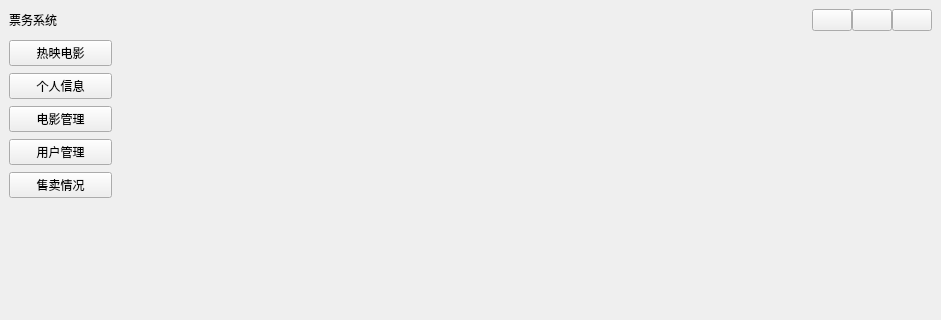
Old version of the form ticketingsystem.ui in the repository hhhyxy/TicketingSystem; both pictures show x 0 to 941 and y 0 to 320 of the 941 by 539 pixel window.
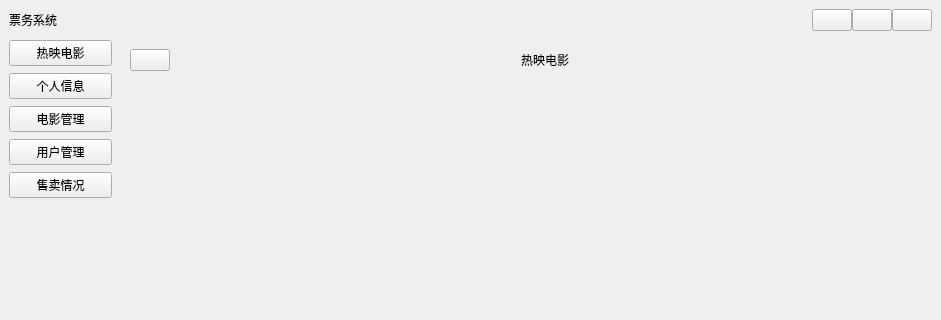
New version of the form. The open tabs and pages were chosen to show the change. Icons and pictures are not drawn. Custom widgets are drawn as their Qt base class.

Commit message: 实现热映电影列表样式

Patch:
```diff
--- a/ticketingsystem.ui
+++ b/ticketingsystem.ui
@@ -208,7 +208,66 @@
         <property name="currentIndex">
          <number>3</number>
         </property>
-        <widget class="QWidget" name="page_hitFilm"/>
+        <widget class="QWidget" name="page_hitFilm">
+         <layout class="QVBoxLayout" name="verticalLayout_3">
+          <item>
+           <widget class="QWidget" name="widget" native="true">
+            <layout class="QHBoxLayout" name="horizontalLayout_3">
+             <item alignment="Qt::AlignLeft">
+              <widget class="QPushButton" name="pushButton_back">
+               <property name="text">
+                <string/>
+               </property>
+               <property name="icon">
+                <iconset resource="res.qrc">
+                 <normaloff>:/image/left.svg</normaloff>:/image/left.svg</iconset>
+               </property>
+              </widget>
+             </item>
+             <item>
+              <spacer name="horizontalSpacer_3">
+               <property name="orientation">
+                <enum>Qt::Horizontal</enum>
+               </property>
+               <property name="sizeHint" stdset="0">
+                <size>
+                 <width>40</width>
+                 <height>20</height>
+                </size>
+               </property>
+              </spacer>
+             </item>
+             <item alignment="Qt::AlignHCenter">
+              <widget class="QLabel" name="label">
+               <property name="text">
+                <string>热映电影</string>
+               </property>
+              </widget>
+             </item>
+             <item>
+              <spacer name="horizontalSpacer_2">
+               <property name="orientation">
+                <enum>Qt::Horizontal</enum>
+               </property>
+               <property name="sizeHint" stdset="0">
+                <size>
+                 <width>40</width>
+                 <height>20</height>
+                </size>
+               </property>
+              </spacer>
+             </item>
+            </layout>
+           </widget>
+          </item>
+          <item>
+           <widget class="ShowingMovie" name="stackedWidget">
+            <widget class="QWidget" name="page"/>
+            <widget class="QWidget" name="page_2"/>
+           </widget>
+          </item>
+         </layout>
+        </widget>
         <widget class="QWidget" name="page_personalCenter"/>
         <widget class="QWidget" name="page_filmManager"/>
         <widget class="QWidget" name="page_userManager"/>
@@ -220,6 +279,14 @@
    </item>
   </layout>
  </widget>
+ <customwidgets>
+  <customwidget>
+   <class>ShowingMovie</class>
+   <extends>QStackedWidget</extends>
+   <header location="global">showingmovie.h</header>
+   <container>1</container>
+  </customwidget>
+ </customwidgets>
  <resources>
   <include location="res.qrc"/>
  </resources>
```
Left out of the diff: 2 changed lines with no effect on the pictures. The commit also changes 13 other files.
